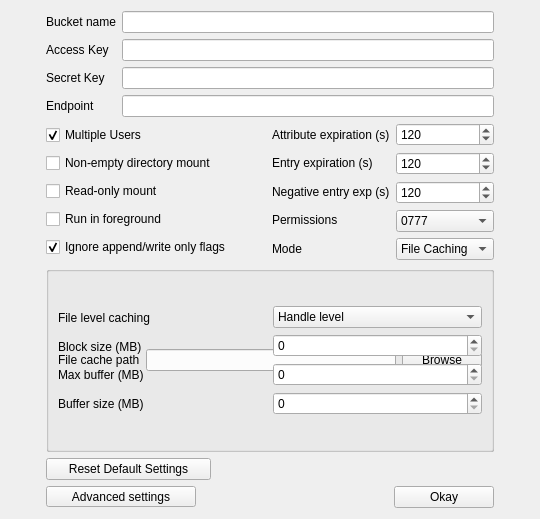
This is gui/lyve_config_common.ui in Seagate/cloudfuse as Qt 5 draws it before an edit. The edited form follows.
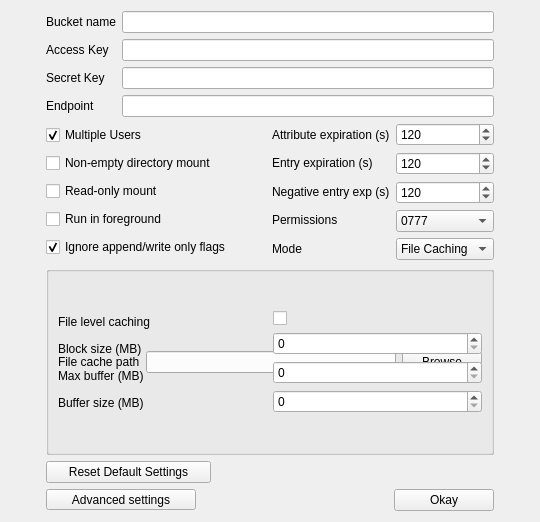
This is the edited form.

Commit message: change settings from config, populate options WIP

```diff
--- a/gui/lyve_config_common.ui
+++ b/gui/lyve_config_common.ui
@@ -7,7 +7,7 @@
     <x>0</x>
     <y>0</y>
     <width>540</width>
-    <height>519</height>
+    <height>522</height>
    </rect>
   </property>
   <property name="windowTitle">
@@ -358,17 +358,10 @@
         <item>
          <layout class="QVBoxLayout" name="verticalLayout_5">
           <item>
-           <widget class="QComboBox" name="dropDown_streaming_fileCachingLevel">
-            <item>
+           <widget class="QCheckBox" name="checkbox_streaming_fileCachingLevel">
              <property name="text">
-              <string>Handle level</string>
-             </property>
-            </item>
-            <item>
-             <property name="text">
-              <string>File level</string>
-             </property>
-            </item>
+             <string/>
+            </property>
            </widget>
           </item>
           <item>
```
Lines whose indentation alone changed are shown as unchanged. The commit also changes 2 other files.
